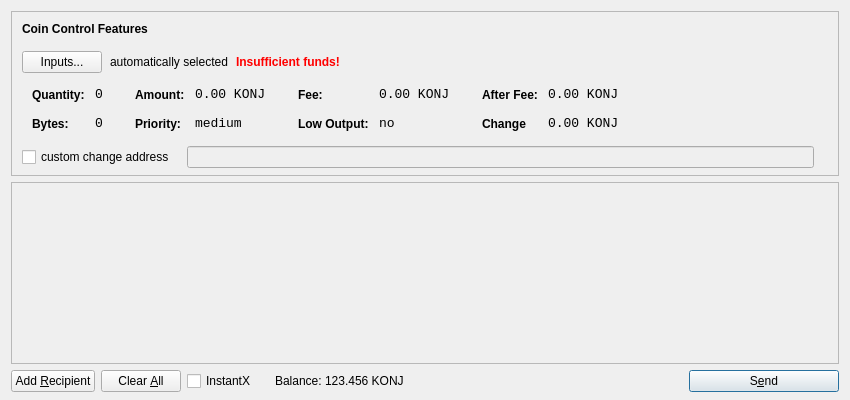
Qt form src/qt/forms/sendcoinsdialog.ui (Konjungate/Konjungate-Core) before a commit.
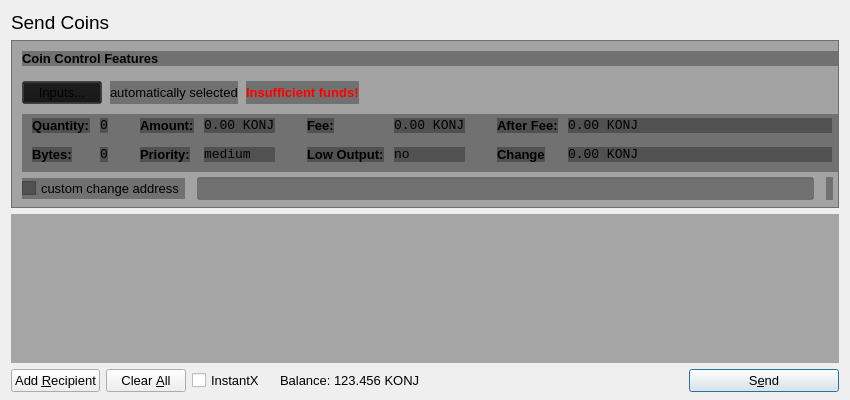
The same form after that commit. Icons and pictures are not drawn.

Diff of the .ui file:
```diff
--- a/src/qt/forms/sendcoinsdialog.ui
+++ b/src/qt/forms/sendcoinsdialog.ui
@@ -16,10 +16,22 @@
   <property name="styleSheet">
    <string notr="true"/>
   </property>
-  <layout class="QVBoxLayout" name="verticalLayout" stretch="0,1,0">
+  <layout class="QVBoxLayout" name="verticalLayout" stretch="0,0,1,0">
    <property name="bottomMargin">
     <number>8</number>
    </property>
+   <item>
+    <widget class="QLabel" name="label_2">
+     <property name="font">
+      <font>
+       <pointsize>14</pointsize>
+      </font>
+     </property>
+     <property name="text">
+      <string>Send Coins</string>
+     </property>
+    </widget>
+   </item>
    <item>
     <widget class="QFrame" name="frameCoinControl">
      <property name="sizePolicy">
@@ -34,6 +46,11 @@
        <height>16777215</height>
       </size>
      </property>
+     <property name="styleSheet">
+      <string notr="true">background: transparent;
+background-color: rgb(20, 20, 20, 0.35);
+</string>
+     </property>
      <property name="frameShape">
       <enum>QFrame::StyledPanel</enum>
      </property>
@@ -82,6 +99,7 @@
             </property>
             <property name="font">
              <font>
+              <pointsize>10</pointsize>
               <weight>75</weight>
               <bold>true</bold>
              </font>
@@ -106,6 +124,11 @@
           </property>
           <item>
            <widget class="QPushButton" name="pushButtonCoinControl">
+            <property name="font">
+             <font>
+              <pointsize>10</pointsize>
+             </font>
+            </property>
             <property name="styleSheet">
              <string notr="true"/>
             </property>
@@ -116,6 +139,11 @@
           </item>
           <item>
            <widget class="QLabel" name="labelCoinControlAutomaticallySelected">
+            <property name="font">
+             <font>
+              <pointsize>10</pointsize>
+             </font>
+            </property>
             <property name="text">
              <string>automatically selected</string>
             </property>
@@ -128,6 +156,7 @@
            <widget class="QLabel" name="labelCoinControlInsuffFunds">
             <property name="font">
              <font>
+              <pointsize>10</pointsize>
               <weight>75</weight>
               <bold>true</bold>
              </font>
@@ -218,6 +247,13 @@
                </property>
                <item row="0" column="0">
                 <widget class="QLabel" name="labelCoinControlQuantityText">
+                 <property name="font">
+                  <font>
+                   <pointsize>10</pointsize>
+                   <weight>75</weight>
+                   <bold>true</bold>
+                  </font>
+                 </property>
                  <property name="styleSheet">
                   <string notr="true">font-weight:bold;</string>
                  </property>
@@ -256,6 +292,13 @@
                </item>
                <item row="1" column="0">
                 <widget class="QLabel" name="labelCoinControlBytesText">
+                 <property name="font">
+                  <font>
+                   <pointsize>10</pointsize>
+                   <weight>75</weight>
+                   <bold>true</bold>
+                  </font>
+                 </property>
                  <property name="styleSheet">
                   <string notr="true">font-weight:bold;</string>
                  </property>
@@ -307,6 +350,13 @@
                </property>
                <item row="0" column="0">
                 <widget class="QLabel" name="labelCoinControlAmountText">
+                 <property name="font">
+                  <font>
+                   <pointsize>10</pointsize>
+                   <weight>75</weight>
+                   <bold>true</bold>
+                  </font>
+                 </property>
                  <property name="styleSheet">
                   <string notr="true">font-weight:bold;</string>
                  </property>
@@ -342,6 +392,13 @@
                </item>
                <item row="1" column="0">
                 <widget class="QLabel" name="labelCoinControlPriorityText">
+                 <property name="font">
+                  <font>
+                   <pointsize>10</pointsize>
+                   <weight>75</weight>
+                   <bold>true</bold>
+                  </font>
+                 </property>
                  <property name="styleSheet">
                   <string notr="true">font-weight:bold;</string>
                  </property>
@@ -393,6 +450,13 @@
                </property>
                <item row="0" column="0">
                 <widget class="QLabel" name="labelCoinControlFeeText">
+                 <property name="font">
+                  <font>
+                   <pointsize>10</pointsize>
+                   <weight>75</weight>
+                   <bold>true</bold>
+                  </font>
+                 </property>
                  <property name="styleSheet">
                   <string notr="true">font-weight:bold;</string>
                  </property>
@@ -428,6 +492,13 @@
                </item>
                <item row="1" column="0">
                 <widget class="QLabel" name="labelCoinControlLowOutputText">
+                 <property name="font">
+                  <font>
+                   <pointsize>10</pointsize>
+                   <weight>75</weight>
+                   <bold>true</bold>
+                  </font>
+                 </property>
                  <property name="styleSheet">
                   <string notr="true">font-weight:bold;</string>
                  </property>
@@ -479,6 +550,13 @@
                </property>
                <item row="0" column="0">
                 <widget class="QLabel" name="labelCoinControlAfterFeeText">
+                 <property name="font">
+                  <font>
+                   <pointsize>10</pointsize>
+                   <weight>75</weight>
+                   <bold>true</bold>
+                  </font>
+                 </property>
                  <property name="styleSheet">
                   <string notr="true">font-weight:bold;</string>
                  </property>
@@ -514,6 +592,13 @@
                </item>
                <item row="1" column="0">
                 <widget class="QLabel" name="labelCoinControlChangeText">
+                 <property name="font">
+                  <font>
+                   <pointsize>10</pointsize>
+                   <weight>75</weight>
+                   <bold>true</bold>
+                  </font>
+                 </property>
                  <property name="styleSheet">
                   <string notr="true">font-weight:bold;</string>
                  </property>
@@ -567,6 +652,11 @@
           </property>
           <item>
            <widget class="QCheckBox" name="checkBoxCoinControlChange">
+            <property name="font">
+             <font>
+              <pointsize>10</pointsize>
+             </font>
+            </property>
             <property name="text">
              <string>custom change address</string>
             </property>
@@ -583,6 +673,11 @@
               <verstretch>0</verstretch>
              </sizepolicy>
             </property>
+            <property name="font">
+             <font>
+              <pointsize>10</pointsize>
+             </font>
+            </property>
            </widget>
           </item>
           <item>
@@ -629,6 +724,11 @@
    </item>
    <item>
     <widget class="QScrollArea" name="scrollArea">
+     <property name="styleSheet">
+      <string notr="true">background: transparent;
+background-color: rgb(20, 20, 20, 0.19);
+</string>
+     </property>
      <property name="widgetResizable">
       <bool>true</bool>
      </property>
@@ -638,7 +738,7 @@
         <x>0</x>
         <y>0</y>
         <width>830</width>
-        <height>170</height>
+        <height>133</height>
        </rect>
       </property>
       <layout class="QVBoxLayout" name="verticalLayout_2">
@@ -682,6 +782,11 @@
     <layout class="QHBoxLayout" name="horizontalLayout">
      <item>
       <widget class="QPushButton" name="addButton">
+       <property name="font">
+        <font>
+         <pointsize>10</pointsize>
+        </font>
+       </property>
        <property name="toolTip">
         <string>Send to multiple recipients at once</string>
        </property>
@@ -701,6 +806,11 @@
          <verstretch>0</verstretch>
         </sizepolicy>
        </property>
+       <property name="font">
+        <font>
+         <pointsize>10</pointsize>
+        </font>
+       </property>
        <property name="toolTip">
         <string>Remove all transaction fields</string>
        </property>
@@ -731,6 +841,14 @@
            <height>0</height>
           </size>
          </property>
+         <property name="font">
+          <font>
+           <pointsize>10</pointsize>
+          </font>
+         </property>
+         <property name="styleSheet">
+          <string notr="true"/>
+         </property>
          <property name="text">
           <string>InstantX</string>
          </property>
@@ -744,6 +862,14 @@
            <verstretch>0</verstretch>
           </sizepolicy>
          </property>
+         <property name="font">
+          <font>
+           <pointsize>10</pointsize>
+          </font>
+         </property>
+         <property name="styleSheet">
+          <string notr="true"/>
+         </property>
          <property name="text">
           <string>Balance:</string>
          </property>
@@ -757,9 +883,17 @@
            <verstretch>0</verstretch>
           </sizepolicy>
          </property>
+         <property name="font">
+          <font>
+           <pointsize>10</pointsize>
+          </font>
+         </property>
          <property name="cursor">
           <cursorShape>IBeamCursor</cursorShape>
          </property>
+         <property name="styleSheet">
+          <string notr="true"/>
+         </property>
          <property name="text">
           <string>123.456 KONJ</string>
          </property>
@@ -791,6 +925,11 @@
          <height>0</height>
         </size>
        </property>
+       <property name="font">
+        <font>
+         <pointsize>10</pointsize>
+        </font>
+       </property>
        <property name="toolTip">
         <string>Confirm the send action</string>
        </property>
```
